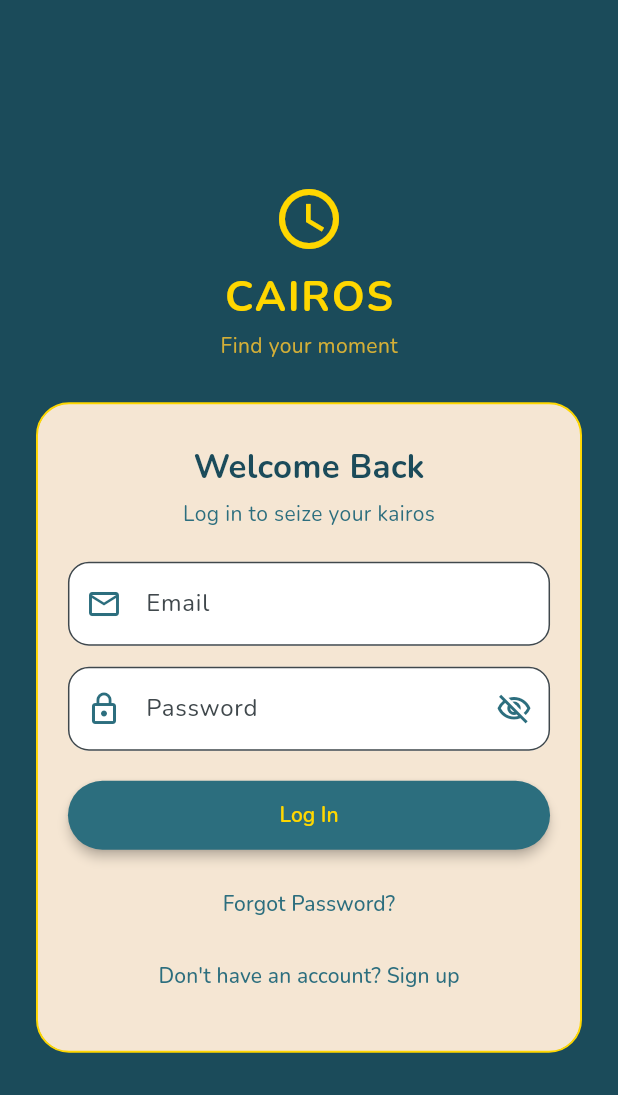
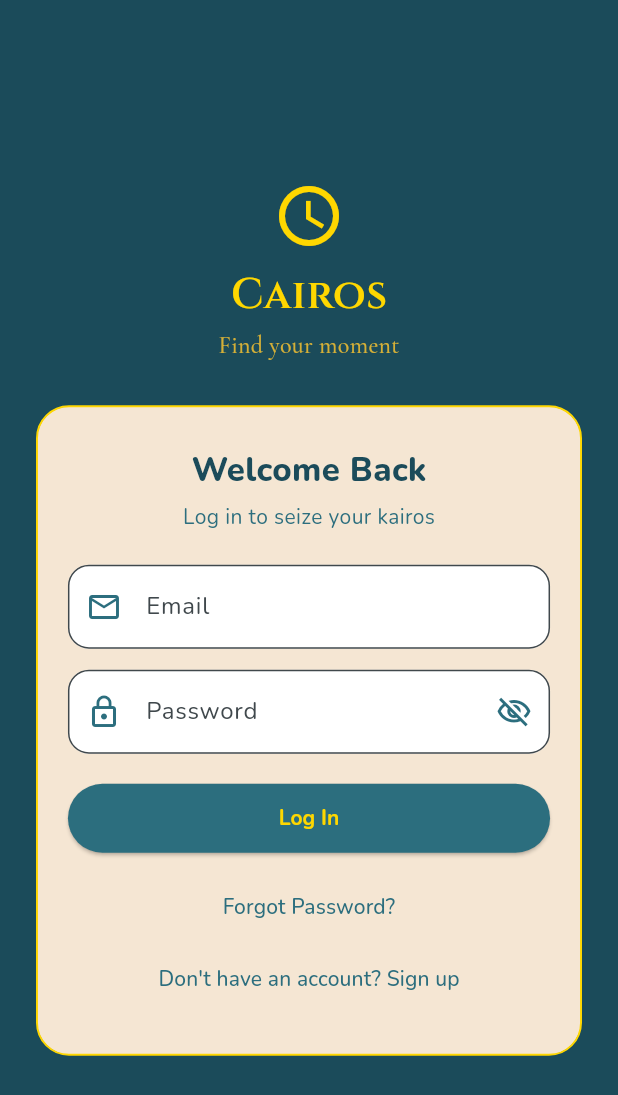
Before and after one commit to vasuramji52/Group22_Cairos, a Flutter app: the screen it shows after launch, on a phone screen of 412 x 824 dp. Shown: the top 1095 px of the screen. Run offline on Flutter 3.47's test engine with Material 3 defaults, Android fonts, the light colour scheme and no system bars; our stand-ins replace app_links, flutter_secure_storage, google_fonts, lucide_icons; accounts and stored records are empty.

Commit message:
fixed the login screen font

```diff
--- a/mobile/lib/screens/login_screen.dart
+++ b/mobile/lib/screens/login_screen.dart
@@ -1,10 +1,11 @@
+import 'dart:convert';
+
 import 'package:flutter/material.dart';
 import 'package:mobile/screens/bottom_nav.dart';
 import '../services/api_service.dart';
 import '../theme.dart';
 import 'register_screen.dart';
 import 'forgot_password_screen.dart';
-import 'dart:convert';
 
 class LoginScreen extends StatefulWidget {
   const LoginScreen({super.key});
@@ -55,12 +56,11 @@ class _LoginScreenState extends State<LoginScreen> {
 
   @override
   Widget build(BuildContext context) {
+    final textTheme = Theme.of(context).textTheme;
+
     return Scaffold(
       backgroundColor: AppColors.darkTeal,
-
-      // Prevent keyboard pushing content offscreen
       resizeToAvoidBottomInset: true,
-
       body: SafeArea(
         child: Center(
           child: SingleChildScrollView(
@@ -70,21 +70,25 @@ class _LoginScreenState extends State<LoginScreen> {
               children: [
                 // ---- LOGO + SLOGAN ----
                 const Icon(Icons.access_time, color: AppColors.gold, size: 48),
-                const SizedBox(height: 8),
-                const Text(
-                  "CAIROS",
-                  style: TextStyle(
+                const SizedBox(height: 10),
+
+                // HERO TITLE — use theme like Settings / Dashboard
+                Text(
+                  'Cairos',
+                  style: textTheme.headlineMedium?.copyWith(
                     color: AppColors.gold,
-                    fontSize: 28,
-                    fontWeight: FontWeight.bold,
-                    letterSpacing: 1.2,
                   ),
                 ),
-                const SizedBox(height: 2),
-                const Text(
-                  "Find your moment",
-                  style: TextStyle(color: AppColors.bronze, fontSize: 14),
+                const SizedBox(height: 4),
+
+                // HERO SUBTITLE — same pattern as Settings subtitle
+                Text(
+                  'Find your moment',
+                  style: textTheme.titleMedium?.copyWith(
+                    color: AppColors.bronze,
+                  ),
                 ),
+
                 const SizedBox(height: 28),
 
                 // ---- LOGIN CARD ----
@@ -104,15 +108,20 @@ class _LoginScreenState extends State<LoginScreen> {
                       const Text(
                         'Welcome Back',
                         style: TextStyle(
+                          fontFamily: 'Nunito',
                           fontSize: 22,
-                          fontWeight: FontWeight.bold,
+                          fontWeight: FontWeight.w800,
                           color: AppColors.darkTeal,
                         ),
                       ),
                       const SizedBox(height: 6),
                       const Text(
                         'Log in to seize your kairos',
-                        style: TextStyle(color: AppColors.accentTeal),
+                        style: TextStyle(
+                          fontFamily: 'Nunito',
+                          color: AppColors.accentTeal,
+                          fontSize: 14,
+                        ),
                       ),
                       const SizedBox(height: 22),
 
@@ -120,12 +129,15 @@ class _LoginScreenState extends State<LoginScreen> {
                       TextField(
                         controller: emailController,
                         keyboardType: TextInputType.emailAddress,
+                        style: const TextStyle(fontFamily: 'Nunito'),
                         decoration: InputDecoration(
                           prefixIcon: const Icon(
                             Icons.email_outlined,
                             color: AppColors.accentTeal,
                           ),
                           labelText: 'Email',
+                          labelStyle:
+                              const TextStyle(fontFamily: 'Nunito'),
                           filled: true,
                           fillColor: Colors.white,
                           border: OutlineInputBorder(
@@ -147,6 +159,7 @@ class _LoginScreenState extends State<LoginScreen> {
                       TextField(
                         controller: passwordController,
                         obscureText: !_passwordVisible,
+                        style: const TextStyle(fontFamily: 'Nunito'),
                         decoration: InputDecoration(
                           prefixIcon: const Icon(
                             Icons.lock_outline,
@@ -166,6 +179,8 @@ class _LoginScreenState extends State<LoginScreen> {
                             },
                           ),
                           labelText: 'Password',
+                          labelStyle:
+                              const TextStyle(fontFamily: 'Nunito'),
                           filled: true,
                           fillColor: Colors.white,
                           border: OutlineInputBorder(
@@ -195,24 +210,26 @@ class _LoginScreenState extends State<LoginScreen> {
                             shape: RoundedRectangleBorder(
                               borderRadius: BorderRadius.circular(30),
                             ),
-                            elevation: 3,
                           ),
                           child: const Text(
                             'Log In',
-                            style: TextStyle(fontWeight: FontWeight.w600),
+                            style: TextStyle(
+                              fontFamily: 'Nunito',
+                              fontWeight: FontWeight.w700,
+                            ),
                           ),
                         ),
                       ),
 
                       const SizedBox(height: 12),
 
-                      // ERROR MESSAGE
                       if (message.isNotEmpty)
                         Padding(
                           padding: const EdgeInsets.only(bottom: 6),
                           child: Text(
                             message,
                             style: const TextStyle(
+                              fontFamily: 'Nunito',
                               color: Colors.redAccent,
                               fontSize: 13,
                             ),
@@ -231,10 +248,13 @@ class _LoginScreenState extends State<LoginScreen> {
                         },
                         child: const Text(
                           'Forgot Password?',
-                          style: TextStyle(color: AppColors.accentTeal),
+                          style: TextStyle(
+                            fontFamily: 'Nunito',
+                            color: AppColors.accentTeal,
+                            fontSize: 14,
+                          ),
                         ),
                       ),
-
                       TextButton(
                         onPressed: () {
                           Navigator.pushReplacement(
@@ -246,7 +266,11 @@ class _LoginScreenState extends State<LoginScreen> {
                         },
                         child: const Text(
                           "Don't have an account? Sign up",
-                          style: TextStyle(color: AppColors.accentTeal),
+                          style: TextStyle(
+                            fontFamily: 'Nunito',
+                            color: AppColors.accentTeal,
+                            fontSize: 14,
+                          ),
                         ),
                       ),
                     ],
```
